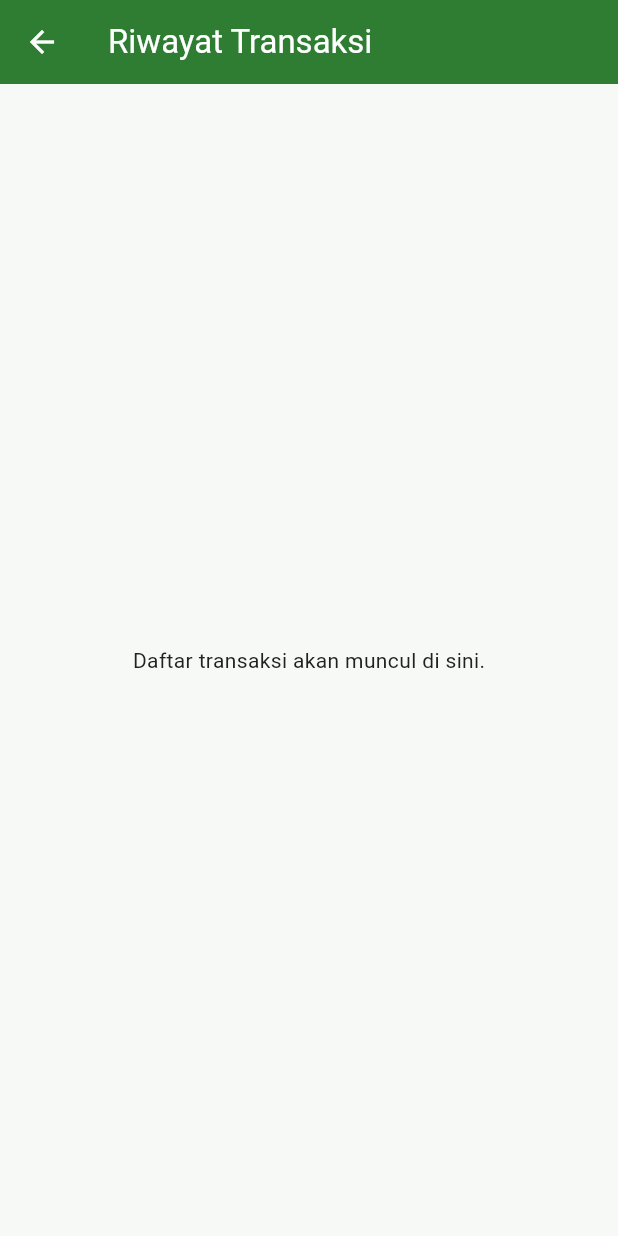
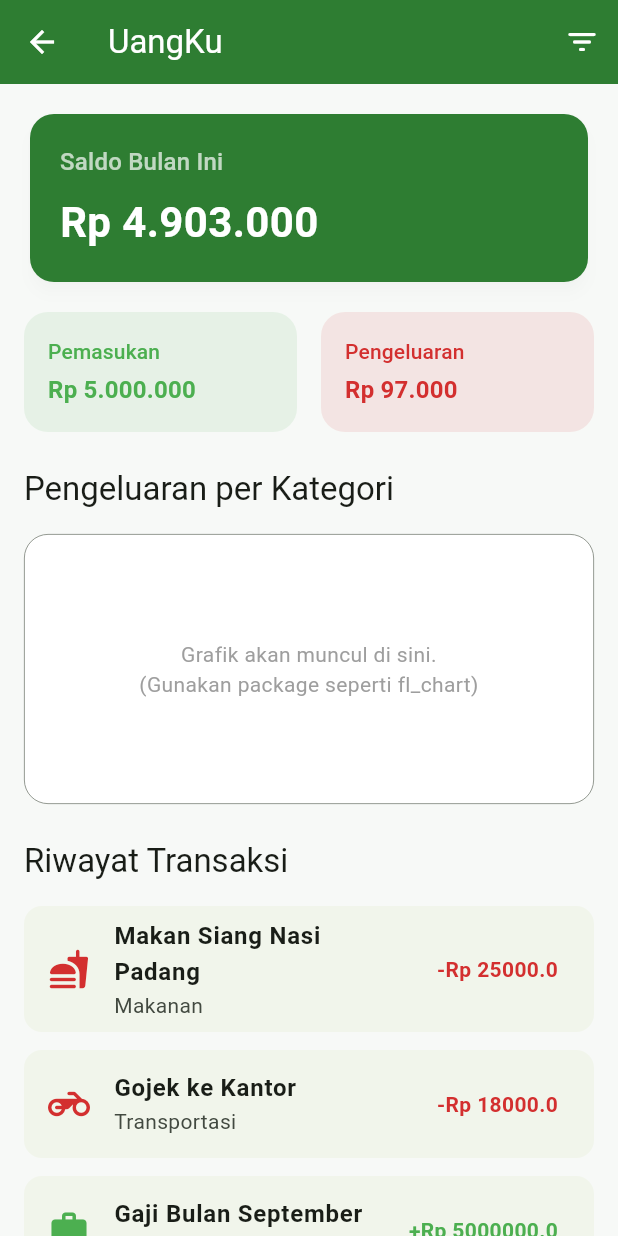
Before and after one commit to zainulirsani/Dompetku, a Flutter app: the TransactionListPage screen opened directly, on a phone screen of 412 x 824 dp. Run offline on Flutter 3.47's test engine with Material 3 defaults, Android fonts, the phone set to English and light mode, and no system bars; our stand-ins replace flutter_riverpod.

Commit message:
Membuat  Halaman Uangku untuk mencatat pemasukan dan pengeluaran dalam bentuk card, chart, dan datatabel

```diff
--- a/lib/features/transactions/presentation/pages/transaction_list_page.dart
+++ b/lib/features/transactions/presentation/pages/transaction_list_page.dart
@@ -1,17 +1,173 @@
 // lib/features/transactions/presentation/pages/transaction_list_page.dart
 import 'package:flutter/material.dart';
+import 'package:dompetku/common/constants/app_colors.dart'; // Pastikan import ini ada
 
+enum ChartType { pie, line }
 class TransactionListPage extends StatelessWidget {
   const TransactionListPage({super.key});
 
   @override
   Widget build(BuildContext context) {
+    // --- DATA DUMMY (SEMENTARA) ---
+    // Nantinya, data ini akan kita ambil dari state management (Riverpod)
+    final dummyTransactions = [
+      {
+        'type': 'expense',
+        'category': 'Makanan',
+        'title': 'Makan Siang Nasi Padang',
+        'amount': 25000.0,
+        'icon': Icons.fastfood_rounded,
+      },
+      {
+        'type': 'expense',
+        'category': 'Transportasi',
+        'title': 'Gojek ke Kantor',
+        'amount': 18000.0,
+        'icon': Icons.motorcycle_rounded,
+      },
+      {
+        'type': 'income',
+        'category': 'Gaji',
+        'title': 'Gaji Bulan September',
+        'amount': 5000000.0,
+        'icon': Icons.work_rounded,
+      },
+      {
+        'type': 'expense',
+        'category': 'Hiburan',
+        'title': 'Langganan Netflix',
+        'amount': 54000.0,
+        'icon': Icons.movie_rounded,
+      },
+    ];
+
+    final theme = Theme.of(context);
+
     return Scaffold(
       appBar: AppBar(
-        title: const Text('Riwayat Transaksi'),
+        title: const Text('UangKu'),
+        actions: [
+          IconButton(
+            icon: const Icon(Icons.filter_list_rounded),
+            onPressed: () {
+              // TODO: Fungsi untuk filter
+            },
+          ),
+        ],
       ),
-      body: const Center(
-        child: Text('Daftar transaksi akan muncul di sini.'),
+      body: ListView(
+        padding: const EdgeInsets.all(16.0),
+        children: [
+          // --- BAGIAN 1: KARTU RINGKASAN ---
+          _buildBalanceCard(theme),
+
+          const SizedBox(height: 16),
+
+          Row(
+            children: [
+              Expanded(child: _buildIncomeExpenseCard(theme, title: 'Pemasukan', amount: 'Rp 5.000.000', color: AppColors.lightGreen)),
+              const SizedBox(width: 16),
+              Expanded(child: _buildIncomeExpenseCard(theme, title: 'Pengeluaran', amount: 'Rp 97.000', color: AppColors.errorRed)),
+            ],
+          ),
+
+          const SizedBox(height: 24),
+
+          // --- BAGIAN 2: GRAFIK PENGELUARAN ---
+          Text('Pengeluaran per Kategori', style: theme.textTheme.titleLarge),
+          const SizedBox(height: 16),
+          _buildChartPlaceholder(theme),
+
+          const SizedBox(height: 24),
+
+          // --- BAGIAN 3: RIWAYAT TRANSAKSI ---
+          Text('Riwayat Transaksi', style: theme.textTheme.titleLarge),
+          const SizedBox(height: 16),
+          ...dummyTransactions.map((tx) => _buildTransactionItem(theme, tx)),
+        ],
+      ),
+    );
+  }
+
+  // Helper widget untuk kartu saldo utama
+  Widget _buildBalanceCard(ThemeData theme) {
+    return Card(
+      elevation: 4,
+      shadowColor: Colors.black.withOpacity(0.1),
+      shape: RoundedRectangleBorder(borderRadius: BorderRadius.circular(16)),
+      child: Padding(
+        padding: const EdgeInsets.all(20.0),
+        child: Column(
+          crossAxisAlignment: CrossAxisAlignment.start,
+          children: [
+            Text('Saldo Bulan Ini', style: theme.textTheme.titleMedium?.copyWith(color: Colors.white70)),
+            const SizedBox(height: 8),
+            const Text('Rp 4.903.000', style: TextStyle(fontSize: 28, fontWeight: FontWeight.bold, color: Colors.white)),
+          ],
+        ),
+      ),
+      color: AppColors.deepGreen,
+    );
+  }
+
+  // Helper widget untuk kartu pemasukan & pengeluaran
+  Widget _buildIncomeExpenseCard(ThemeData theme, {required String title, required String amount, required Color color}) {
+    return Container(
+      padding: const EdgeInsets.all(16),
+      decoration: BoxDecoration(
+        color: color.withOpacity(0.1),
+        borderRadius: BorderRadius.circular(16),
+      ),
+      child: Column(
+        crossAxisAlignment: CrossAxisAlignment.start,
+        children: [
+          Text(title, style: theme.textTheme.labelLarge?.copyWith(color: color)),
+          const SizedBox(height: 4),
+          Text(amount, style: theme.textTheme.titleMedium?.copyWith(fontWeight: FontWeight.bold, color: color)),
+        ],
+      ),
+    );
+  }
+
+  // Helper widget untuk placeholder grafik
+  Widget _buildChartPlaceholder(ThemeData theme) {
+    return Container(
+      height: 180,
+      padding: const EdgeInsets.all(16),
+      decoration: BoxDecoration(
+        color: theme.colorScheme.surface,
+        borderRadius: BorderRadius.circular(16),
+        border: Border.all(color: theme.dividerColor, width: 0.5),
+      ),
+      child: Center(
+        child: Text(
+          'Grafik akan muncul di sini.\n(Gunakan package seperti fl_chart)',
+          textAlign: TextAlign.center,
+          style: theme.textTheme.bodyMedium?.copyWith(color: Colors.grey),
+        ),
+      ),
+    );
+  }
+
+  // Helper widget untuk setiap item transaksi
+  Widget _buildTransactionItem(ThemeData theme, Map<String, dynamic> tx) {
+    final bool isExpense = tx['type'] == 'expense';
+    final color = isExpense ? AppColors.errorRed : AppColors.lightGreen;
+
+    return Card(
+      elevation: 0,
+      shape: RoundedRectangleBorder(
+        borderRadius: BorderRadius.circular(12.0),
+      ),
+      margin: const EdgeInsets.only(bottom: 12.0),
+      child: ListTile(
+        leading: Icon(tx['icon'] as IconData, color: color, size: 28),
+        title: Text(tx['title'] as String, style: theme.textTheme.bodyLarge?.copyWith(fontWeight: FontWeight.w600)),
+        subtitle: Text(tx['category'] as String),
+        trailing: Text(
+          '${isExpense ? '-' : '+'}Rp ${tx['amount']}',
+          style: theme.textTheme.bodyMedium?.copyWith(color: color, fontWeight: FontWeight.bold),
+        ),
       ),
     );
   }
```
